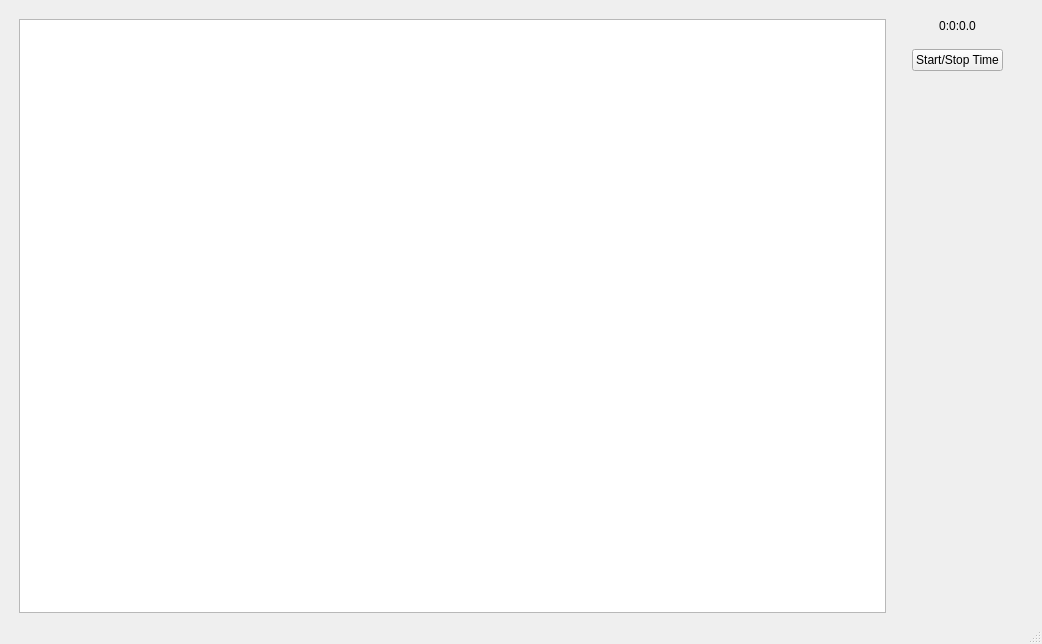
Before: the Qt Designer form mainwindow.ui in petrmiculek/icp_project, drawn with Qt 5.
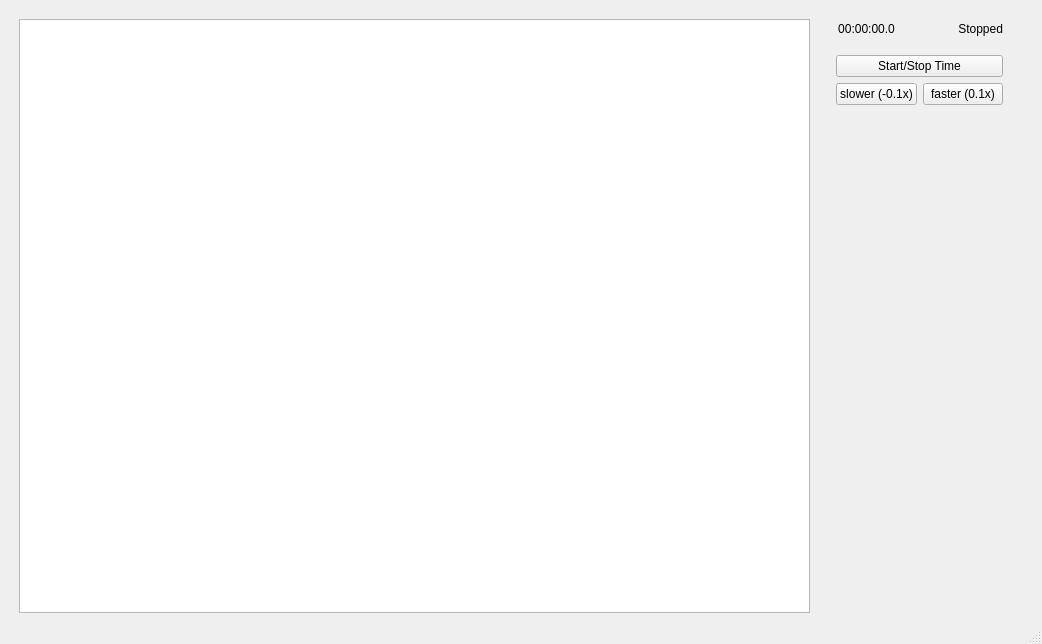
After: the same form once the commit is applied.

What changed in the file:
```diff
--- a/mainwindow.ui
+++ b/mainwindow.ui
@@ -44,7 +44,9 @@
          <number>20</number>
         </property>
         <item>
-         <widget class="QLabel" name="label">
+         <layout class="QHBoxLayout" name="horizontalLayout_3">
+          <item>
+           <widget class="QLabel" name="timeLbl">
           <property name="enabled">
            <bool>true</bool>
           </property>
@@ -58,7 +60,7 @@
            <enum>QFrame::NoFrame</enum>
           </property>
           <property name="text">
-           <string>0:0:0.0</string>
+             <string>00:00:00.0</string>
           </property>
           <property name="alignment">
            <set>Qt::AlignCenter</set>
@@ -66,6 +68,34 @@
          </widget>
         </item>
         <item>
+           <spacer name="horizontalSpacer">
+            <property name="orientation">
+             <enum>Qt::Horizontal</enum>
+            </property>
+            <property name="sizeType">
+             <enum>QSizePolicy::Preferred</enum>
+            </property>
+            <property name="sizeHint" stdset="0">
+             <size>
+              <width>40</width>
+              <height>20</height>
+             </size>
+            </property>
+           </spacer>
+          </item>
+          <item>
+           <widget class="QLabel" name="statusLbl">
+            <property name="text">
+             <string>Stopped</string>
+            </property>
+            <property name="alignment">
+             <set>Qt::AlignRight|Qt::AlignTrailing|Qt::AlignVCenter</set>
+            </property>
+           </widget>
+          </item>
+         </layout>
+        </item>
+        <item>
          <spacer name="verticalSpacer_2">
           <property name="orientation">
            <enum>Qt::Vertical</enum>
@@ -88,6 +118,24 @@
           </property>
          </widget>
         </item>
+        <item>
+         <layout class="QHBoxLayout" name="horizontalLayout">
+          <item>
+           <widget class="QPushButton" name="slowerBtn">
+            <property name="text">
+             <string>slower (-0.1x)</string>
+            </property>
+           </widget>
+          </item>
+          <item>
+           <widget class="QPushButton" name="fasterBtn">
+            <property name="text">
+             <string>faster (0.1x)</string>
+            </property>
+           </widget>
+          </item>
+         </layout>
+        </item>
         <item>
          <spacer name="verticalSpacer">
           <property name="orientation">
```
Lines whose indentation alone changed are shown as unchanged.
